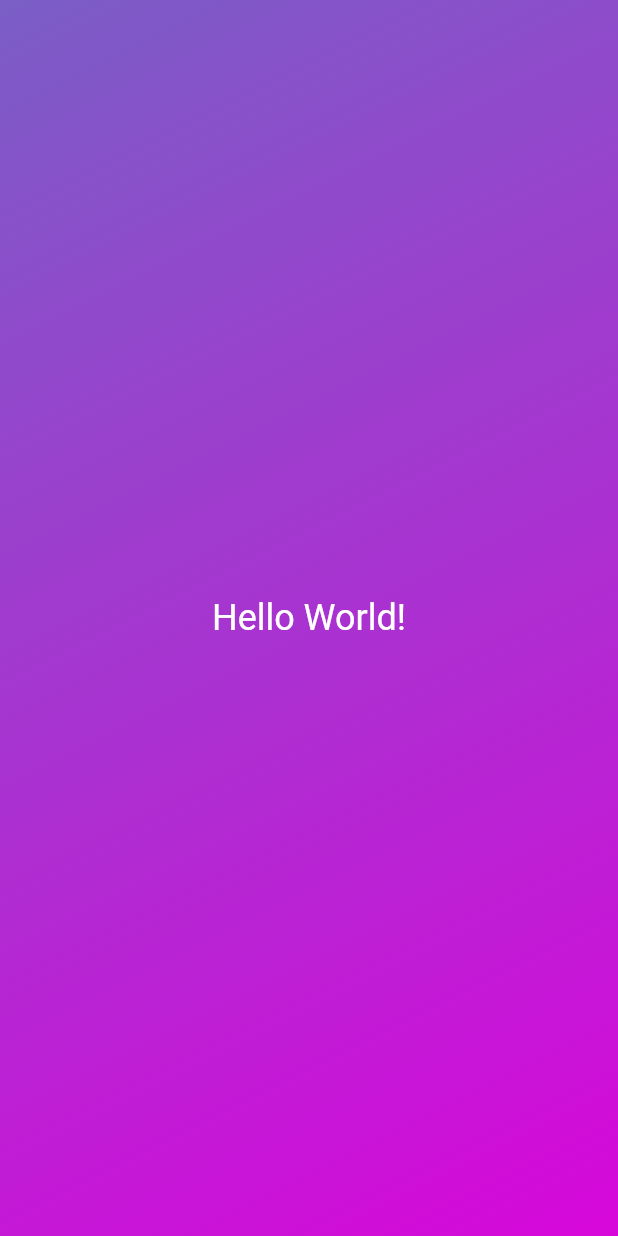
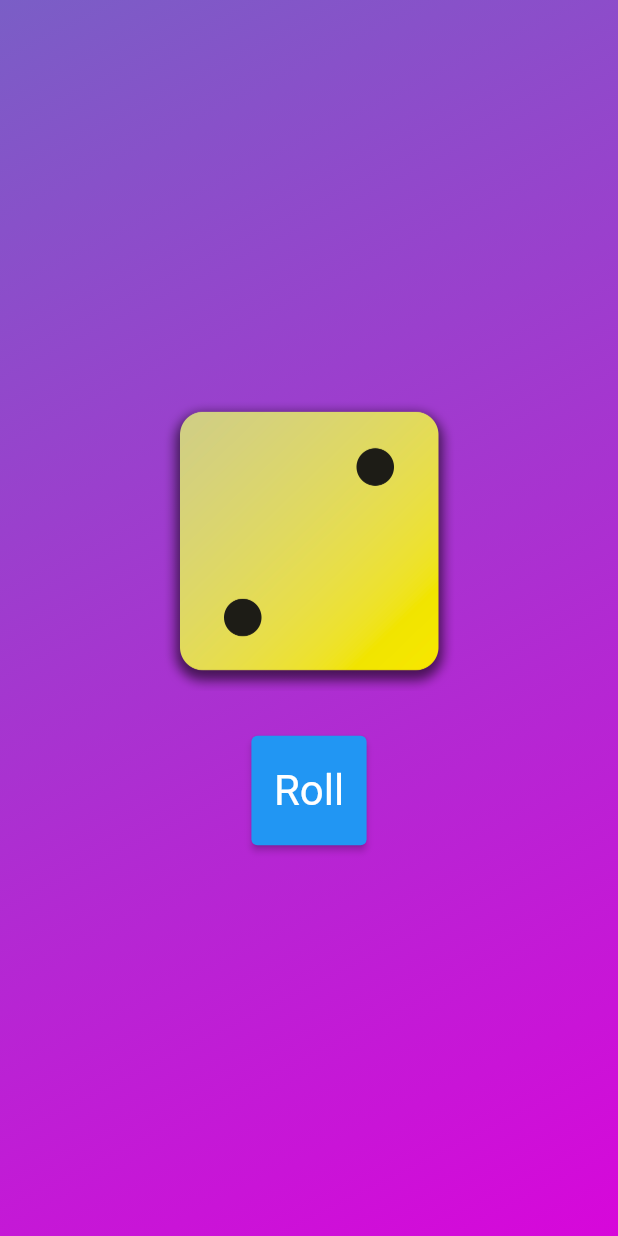
Before and after one commit to Bidhan-Poudel/Flutter, a Flutter app: the screen it shows after launch, on a phone screen of 412 x 824 dp. Run offline on Flutter 3.47's test engine with Material 2 defaults, Android fonts, the phone set to English and light mode, and no system bars.

Commit message:
Created a Roll dice app

```diff
--- /dev/null
+++ b/lib/dice_roller.dart
@@ -0,0 +1,48 @@
+import 'package:flutter/material.dart';
+import 'dart:math';
+
+  final randomizer= Random();
+class DiceRoller extends StatefulWidget {
+  const DiceRoller({super.key});
+
+  @override
+  State<DiceRoller> createState() {
+    return _DiceRollerState();
+  }
+}
+
+class _DiceRollerState extends State<DiceRoller> {
+  var currentDiceRoll=2;
+
+  void onRoll() {
+    setState(() {
+    currentDiceRoll=randomizer.nextInt(6)+1;
+    });
+    // print("Rolling the dice");
+  }
+
+  @override
+  Widget build(context) {
+    return Column(
+      mainAxisSize: MainAxisSize.min,
+      children: [
+        Image.asset(
+          'assets/images/dice-$currentDiceRoll.png',
+          width: 200,
+        ),
+        const SizedBox(
+          height: 30,
+        ),
+        ElevatedButton(
+          onPressed: onRoll,
+          style: ElevatedButton.styleFrom(
+            padding: const EdgeInsets.fromLTRB(15, 20, 15, 20),
+            foregroundColor: Colors.white,
+            textStyle: const TextStyle(fontSize: 28),
+          ),
+          child: const Text("Roll"),
+        )
+      ],
+    );
+  }
+}
--- a/lib/gradient_container.dart
+++ b/lib/gradient_container.dart
@@ -1,6 +1,7 @@
+import 'package:first_app/dice_roller.dart';
 import 'package:flutter/material.dart';
 
-import 'package:first_app/text_style.dart';
+// import 'package:first_app/text_style.dart';
 
 const startAlignment = Alignment.topLeft;
 const endAlignment = Alignment.bottomRight;
@@ -27,25 +28,25 @@ const endAlignment = Alignment.bottomRight;
 //   }
 // }
 
-
 class GradientContainer extends StatelessWidget {
-  const GradientContainer(this.color1,this.color2 ,{super.key});
+  const GradientContainer(this.color1, this.color2, {super.key});
 
   final Color color1;
   final Color color2;
 
+
   @override
   Widget build(context) {
     return Container(
-      decoration:  BoxDecoration(
+      decoration: BoxDecoration(
         gradient: LinearGradient(
-          colors: [color1,color2],
+          colors: [color1, color2],
           begin: startAlignment,
           end: endAlignment,
         ),
       ),
       child: const Center(
-        child: StyledText("Hello World!"),
+        child: DiceRoller(),
       ),
     );
   }
--- a/lib/main.dart
+++ b/lib/main.dart
@@ -3,7 +3,7 @@ import 'package:first_app/gradient_container.dart';
 
 void main() {
   runApp(
-    const MaterialApp(
+     const MaterialApp(
       home: Scaffold(
         body: GradientContainer(Color.fromARGB(255, 122, 94, 198), Color.fromARGB(255, 215, 7, 218)),
       ),
```
Also changed, not shown: pubspec.yaml (+8 -3 lines).
